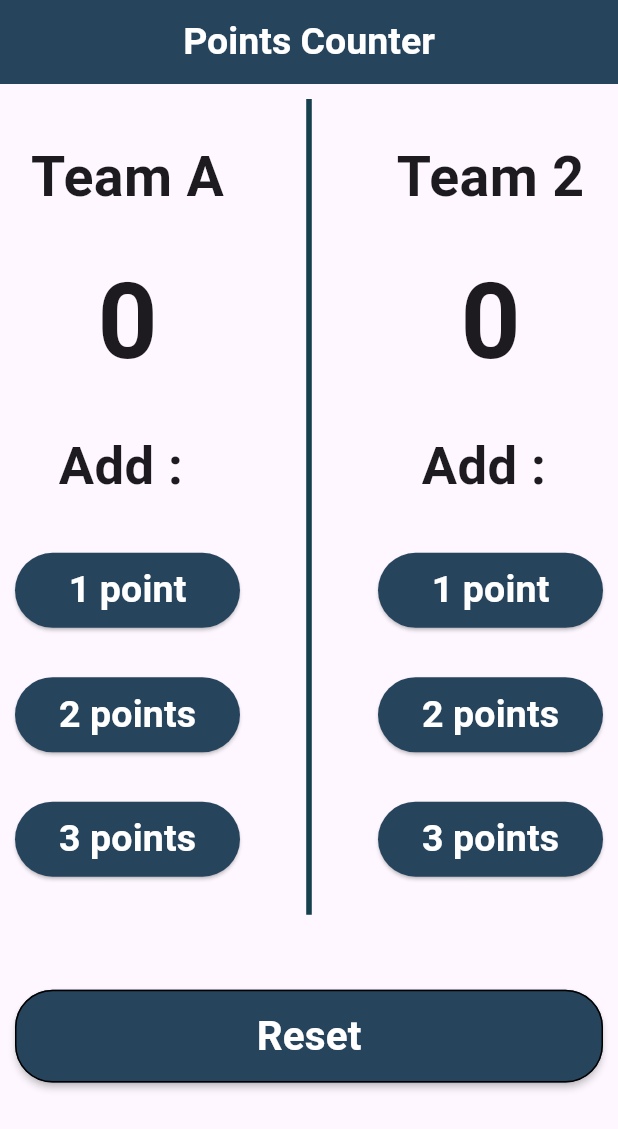
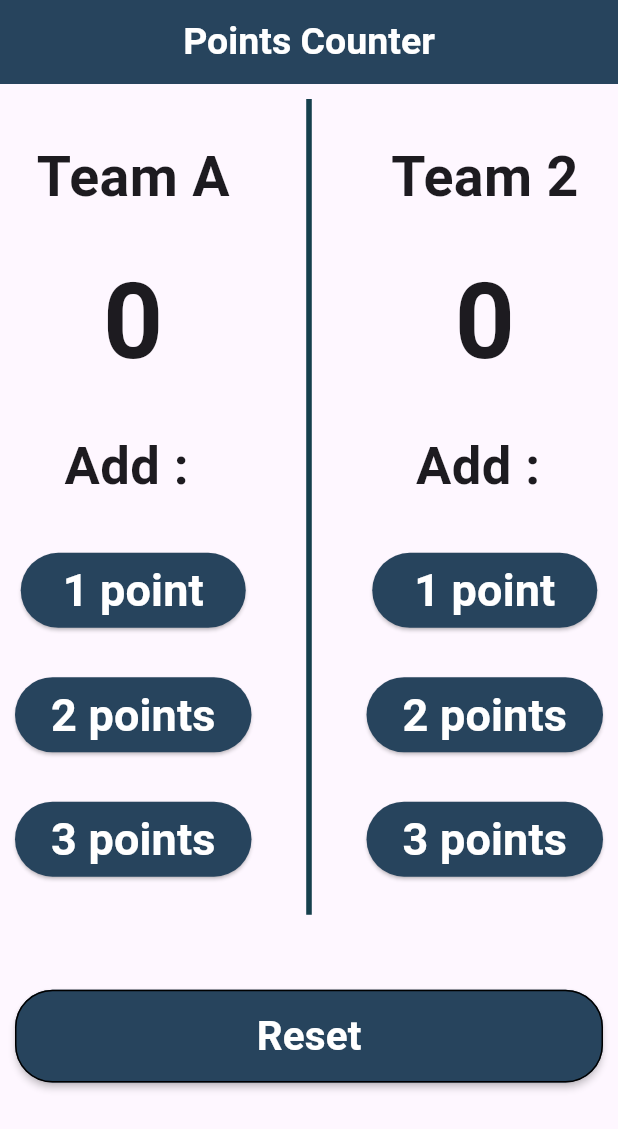
Before and after one commit to wafaashaker26/counter1, a Flutter app: the screen it shows after launch, on a phone screen of 412 x 824 dp. Shown: the top 1129 px of the screen. Run offline on Flutter 3.47's test engine with Material 3 defaults, Android fonts, the phone set to English and light mode, and no system bars.

Commit message:
Update button1.dart

```diff
--- a/lib/widgets/button1.dart
+++ b/lib/widgets/button1.dart
@@ -18,7 +18,7 @@ final Function() onpressed1;
       child: Text(
         namePoint,
         style: TextStyle(
-            fontWeight: FontWeight.bold, fontSize: 25, color: Colors.white),
+            fontWeight: FontWeight.bold, fontSize: 30, color: Colors.white),
       ),
     );
   }
```
